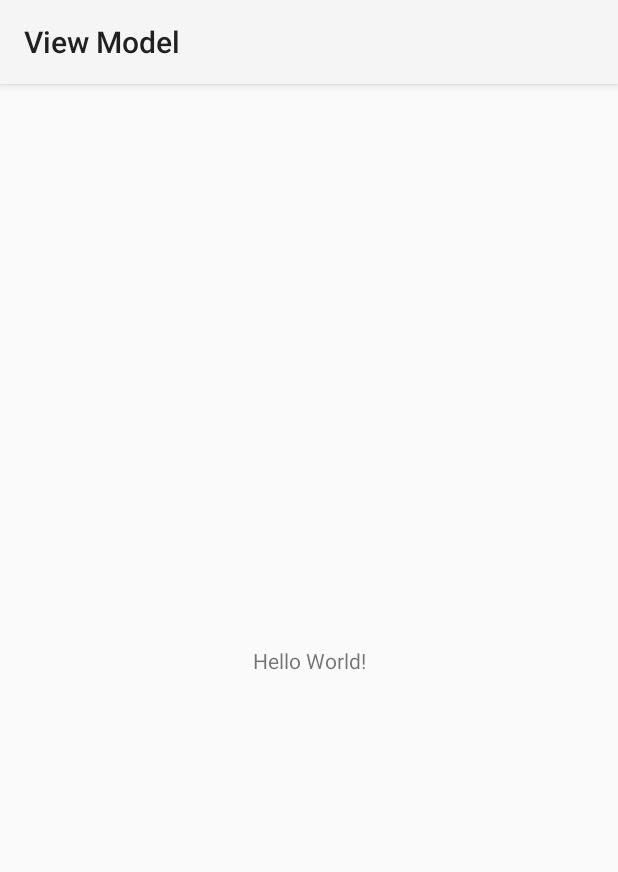
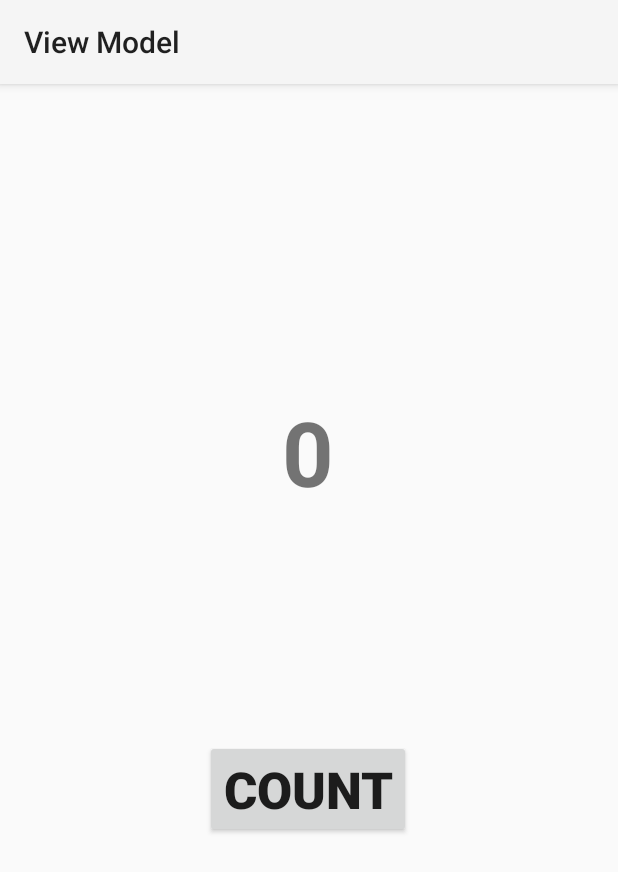
Before and after one commit to noargs/Android-development-kotlin-beginner, an Android app: the screen it shows after launch (MainActivity), on a phone screen of 412 x 824 dp. Shown: the top 872 px of the screen. Run offline under Robolectric (Android 15) with nearby library versions, the light colour scheme and no system bars.

Commit message:
simple views to demonstrate viewModel and dependencies added

```diff
--- a/06_view_model/app/build.gradle
+++ b/06_view_model/app/build.gradle
@@ -33,6 +33,13 @@ android {
 
 dependencies {
 
+    def lifecycle_version = "2.5.1"
+    def arch_version = "2.1.0"
+
+    // ViewModel
+    implementation "androidx.lifecycle:lifecycle-viewmodel-ktx:$lifecycle_version"
+    // LiveData
+    implementation "androidx.lifecycle:lifecycle-livedata-ktx:$lifecycle_version"
     implementation 'androidx.core:core-ktx:1.8.0'
     implementation 'androidx.appcompat:appcompat:1.4.2'
     implementation 'com.google.android.material:material:1.6.1'
--- a/06_view_model/app/src/main/java/github/noargs/viewmodel/MainActivity.kt
+++ b/06_view_model/app/src/main/java/github/noargs/viewmodel/MainActivity.kt
@@ -2,10 +2,26 @@ package github.noargs.viewmodel
 
 import androidx.appcompat.app.AppCompatActivity
 import android.os.Bundle
+import android.widget.Button
+import android.widget.TextView
 
 class MainActivity : AppCompatActivity() {
+
+    var count = 0
+
     override fun onCreate(savedInstanceState: Bundle?) {
         super.onCreate(savedInstanceState)
         setContentView(R.layout.activity_main)
+
+        val textView = findViewById<TextView>(R.id.tvCount)
+        val button = findViewById<Button>(R.id.btnCount)
+
+        textView.text = count.toString()
+
+        button.setOnClickListener {
+            ++count
+            textView.text = count.toString()
+        }
+
     }
 }
--- a/06_view_model/app/src/main/res/layout/activity_main.xml
+++ b/06_view_model/app/src/main/res/layout/activity_main.xml
@@ -7,12 +7,30 @@
     tools:context=".MainActivity">
 
     <TextView
+        android:id="@+id/tvCount"
         android:layout_width="wrap_content"
         android:layout_height="wrap_content"
-        android:text="Hello World!"
+        android:textSize="60sp"
+        android:textStyle="bold"
         app:layout_constraintBottom_toBottomOf="parent"
+        app:layout_constraintHorizontal_bias="0.498"
         app:layout_constraintLeft_toLeftOf="parent"
         app:layout_constraintRight_toRightOf="parent"
-        app:layout_constraintTop_toTopOf="parent" />
+        app:layout_constraintTop_toTopOf="parent"
+        app:layout_constraintVertical_bias="0.298" />
+
+    <Button
+        android:id="@+id/btnCount"
+        android:layout_width="wrap_content"
+        android:layout_height="wrap_content"
+        android:text="Count"
+        android:textSize="34sp"
+        android:textStyle="bold"
+        app:layout_constraintBottom_toBottomOf="parent"
+        app:layout_constraintEnd_toEndOf="parent"
+        app:layout_constraintHorizontal_bias="0.498"
+        app:layout_constraintStart_toStartOf="parent"
+        app:layout_constraintTop_toTopOf="parent"
+        app:layout_constraintVertical_bias="0.622" />
 
 </androidx.constraintlayout.widget.ConstraintLayout>
```
